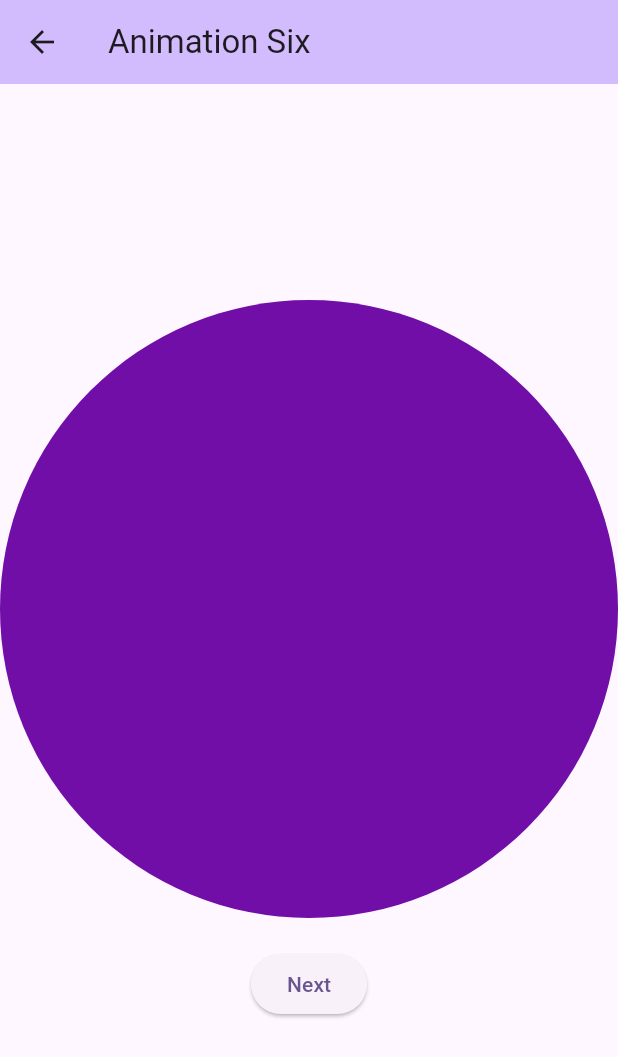
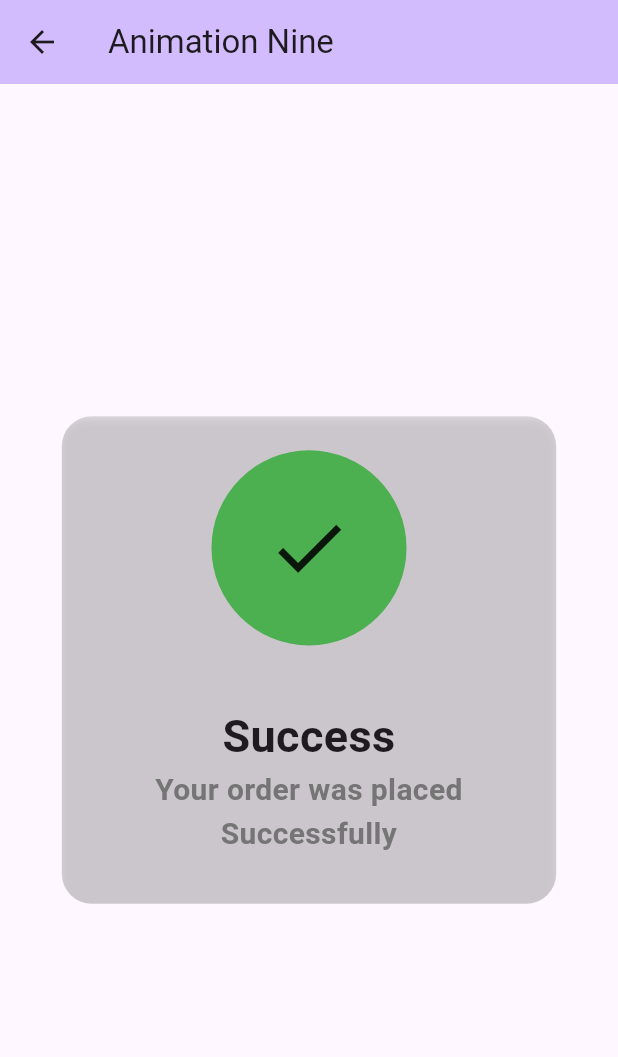
Before and after one commit to EasinHosen/animation_practice_flutter, a Flutter app: the screen it shows after launch, after a tap on "Example 9", on a phone screen of 412 x 824 dp. Shown: the top 1057 px of the screen. Run offline on Flutter 3.47's test engine with Material 2 defaults, Android fonts, the phone set to English and light mode, and no system bars.

Commit message:
feat: example nine, animated prompt

```diff
--- /dev/null
+++ b/lib/pages/example_nine_page.dart
@@ -0,0 +1,168 @@
+import 'package:flutter/material.dart';
+
+class ExampleNinePage extends StatefulWidget {
+  const ExampleNinePage({super.key});
+  static const String routeName = '/example_nine_page';
+
+  @override
+  State<ExampleNinePage> createState() => _ExampleNinePageState();
+}
+
+class _ExampleNinePageState extends State<ExampleNinePage> {
+  @override
+  Widget build(BuildContext context) {
+    return Scaffold(
+      appBar: AppBar(
+        title: const Text('Animation Nine'),
+        backgroundColor: Theme.of(context).colorScheme.inversePrimary,
+      ),
+      body: const Center(
+        child: Column(
+          mainAxisAlignment: MainAxisAlignment.center,
+          children: [
+            AnimatedPrompt(
+                title: 'Success',
+                subTitle: 'Your order was placed Successfully',
+                child: Icon(Icons.check)),
+            // const SizedBox(
+            //   height: 20,
+            // ),
+            // ElevatedButton(
+            //     onPressed: () {
+            //     },
+            //     child: const Text('Next'))
+          ],
+        ),
+      ),
+    );
+  }
+}
+
+class AnimatedPrompt extends StatefulWidget {
+  const AnimatedPrompt(
+      {super.key,
+      required this.title,
+      required this.subTitle,
+      required this.child});
+  final String title, subTitle;
+  final Widget child;
+
+  @override
+  State<AnimatedPrompt> createState() => _AnimatedPromptState();
+}
+
+class _AnimatedPromptState extends State<AnimatedPrompt>
+    with SingleTickerProviderStateMixin {
+  late AnimationController _controller;
+  late Animation<double> _iconScaleAnimation;
+  late Animation<double> _containerScaleAnimation;
+  late Animation<Offset> _yAnimation;
+
+  @override
+  void initState() {
+    _controller = AnimationController(
+      vsync: this,
+      duration: const Duration(seconds: 1),
+    );
+
+    _yAnimation = Tween<Offset>(
+      begin: const Offset(0, 0),
+      end: const Offset(0, -0.23),
+    ).animate(CurvedAnimation(parent: _controller, curve: Curves.easeInOut));
+
+    _iconScaleAnimation = Tween<double>(begin: 7, end: 6)
+        .animate(CurvedAnimation(parent: _controller, curve: Curves.easeInOut));
+
+    _containerScaleAnimation = Tween<double>(
+      begin: 2,
+      end: 0.4,
+    ).animate(CurvedAnimation(parent: _controller, curve: Curves.bounceOut));
+
+    super.initState();
+  }
+
+  @override
+  void dispose() {
+    _controller.dispose();
+    super.dispose();
+  }
+
+  @override
+  Widget build(BuildContext context) {
+    _controller
+      ..reset()
+      ..forward();
+    return ClipRRect(
+      borderRadius: BorderRadius.circular(20),
+      child: Container(
+        decoration: BoxDecoration(
+          borderRadius: BorderRadius.circular(20),
+          boxShadow: [
+            BoxShadow(
+              color: Colors.black.withOpacity(0.2),
+              spreadRadius: 5,
+              blurRadius: 7,
+              offset: const Offset(0, 3),
+            ),
+          ],
+        ),
+        child: ConstrainedBox(
+          constraints: BoxConstraints(
+            minWidth: 100,
+            minHeight: 100,
+            maxHeight: MediaQuery.of(context).size.height * 0.8,
+            maxWidth: MediaQuery.of(context).size.width * 0.8,
+          ),
+          child: Stack(
+            children: [
+              Padding(
+                padding: const EdgeInsets.all(32.0),
+                child: Column(
+                  mainAxisAlignment: MainAxisAlignment.center,
+                  mainAxisSize: MainAxisSize.min,
+                  children: [
+                    const SizedBox(
+                      height: 160,
+                    ),
+                    Text(
+                      widget.title,
+                      style: const TextStyle(
+                        fontSize: 30,
+                        fontWeight: FontWeight.bold,
+                      ),
+                      textAlign: TextAlign.center,
+                    ),
+                    Text(
+                      widget.subTitle,
+                      style: TextStyle(
+                          fontSize: 20,
+                          fontWeight: FontWeight.bold,
+                          color: Colors.grey[600]),
+                      textAlign: TextAlign.center,
+                    ),
+                  ],
+                ),
+              ),
+              Positioned.fill(
+                child: SlideTransition(
+                  position: _yAnimation,
+                  child: ScaleTransition(
+                    scale: _containerScaleAnimation,
+                    child: Container(
+                      decoration: const BoxDecoration(
+                          shape: BoxShape.circle, color: Colors.green),
+                      child: ScaleTransition(
+                        scale: _iconScaleAnimation,
+                        child: widget.child,
+                      ),
+                    ),
+                  ),
+                ),
+              ),
+            ],
+          ),
+        ),
+      ),
+    );
+  }
+}
--- a/lib/pages/home_page.dart
+++ b/lib/pages/home_page.dart
@@ -1,6 +1,7 @@
 import 'package:animation_practice/pages/example_eight_page.dart';
 import 'package:animation_practice/pages/example_five_page.dart';
 import 'package:animation_practice/pages/example_four_page.dart';
+import 'package:animation_practice/pages/example_nine_page.dart';
 import 'package:animation_practice/pages/example_seven_page.dart';
 import 'package:animation_practice/pages/example_six_page.dart';
 import 'package:flutter/material.dart';
@@ -78,7 +79,7 @@ class HomePage extends StatelessWidget {
                 ),
                 Expanded(
                   child: CustomTitledButton(
-                    title: 'Implicit Animation',
+                    title: 'Zoom In-out',
                     buttonText: 'Example 5',
                     onPressed: () {
                       Navigator.pushNamed(context, ExampleFivePage.routeName);
@@ -87,7 +88,7 @@ class HomePage extends StatelessWidget {
                 ),
                 Expanded(
                   child: CustomTitledButton(
-                    title: 'Implicit Animation',
+                    title: 'Color changing',
                     buttonText: 'Example 6',
                     onPressed: () {
                       Navigator.pushNamed(context, ExampleSixPage.routeName);
@@ -121,10 +122,10 @@ class HomePage extends StatelessWidget {
                 ),
                 Expanded(
                   child: CustomTitledButton(
-                    title: 'Explicit Animation',
+                    title: 'Animated Prompt',
                     buttonText: 'Example 9',
                     onPressed: () {
-                      Navigator.pushNamed(context, ExampleSixPage.routeName);
+                      Navigator.pushNamed(context, ExampleNinePage.routeName);
                     },
                   ),
                 ),
--- a/lib/utils/app_routes.dart
+++ b/lib/utils/app_routes.dart
@@ -1,6 +1,7 @@
 import 'package:animation_practice/pages/example_eight_page.dart';
 import 'package:animation_practice/pages/example_five_page.dart';
 import 'package:animation_practice/pages/example_four_page2.dart';
+import 'package:animation_practice/pages/example_nine_page.dart';
 import 'package:animation_practice/pages/example_seven_page.dart';
 import 'package:animation_practice/pages/example_six_page.dart';
 import 'package:animation_practice/pages/home_page.dart';
@@ -23,5 +24,6 @@ class AppRoute {
     ExampleSixPage.routeName: (context) => const ExampleSixPage(),
     ExampleSevenPage.routeName: (context) => const ExampleSevenPage(),
     ExampleEightPage.routeName: (context) => const ExampleEightPage(),
+    ExampleNinePage.routeName: (context) => const ExampleNinePage(),
   };
 }
```
